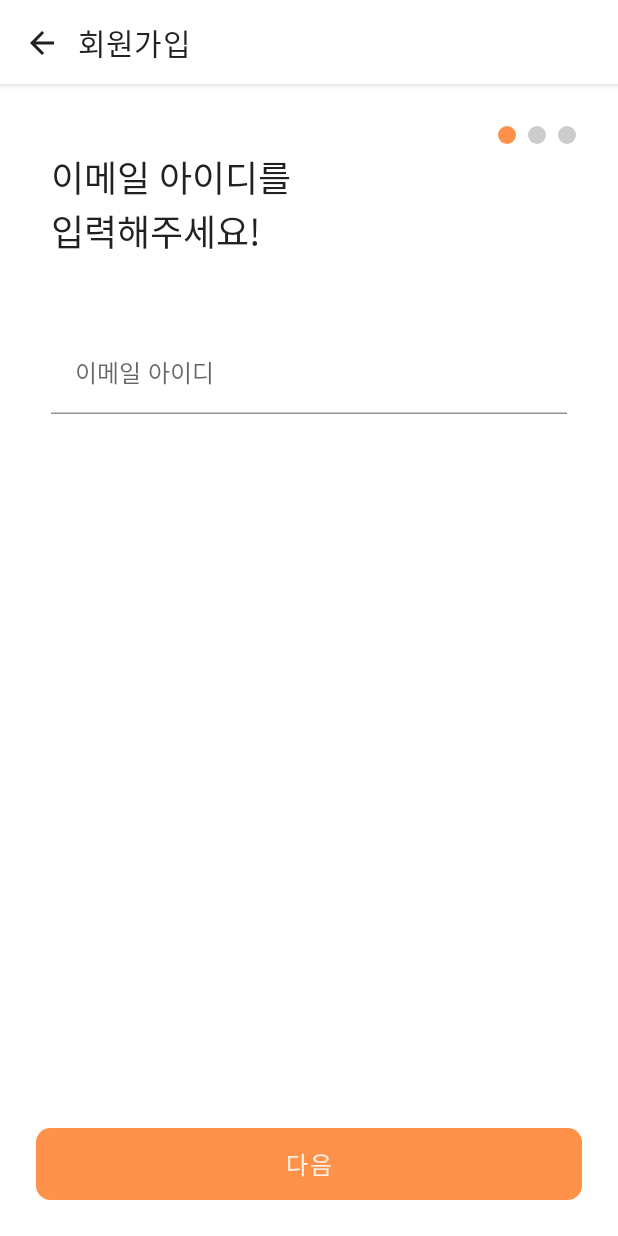
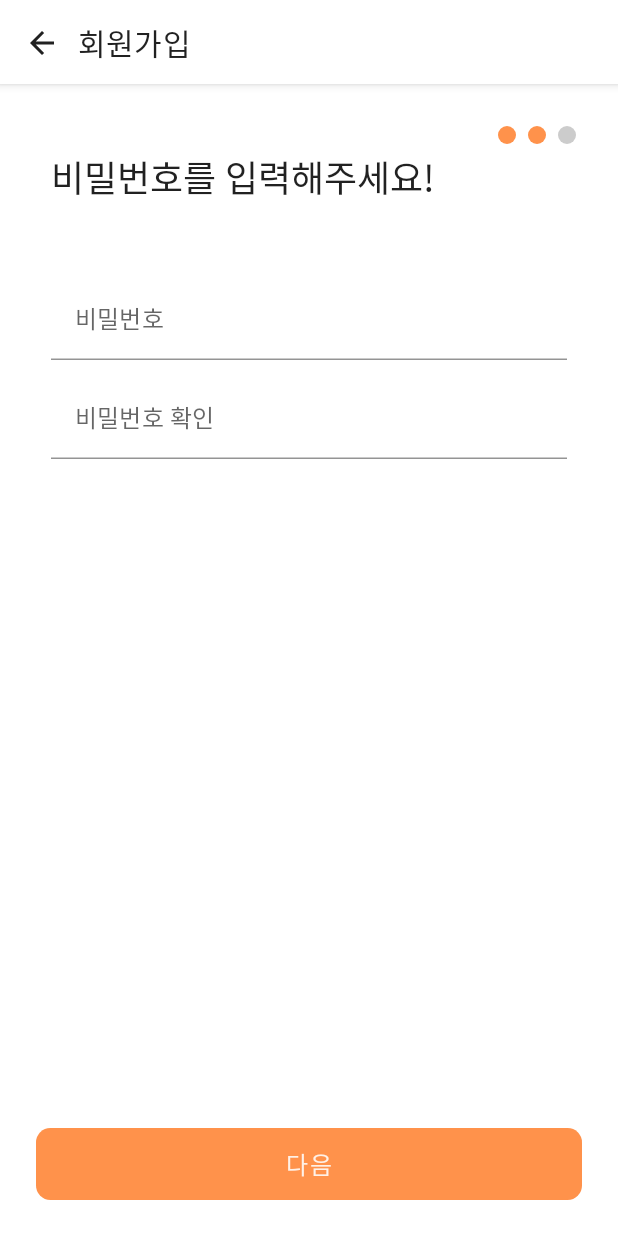
Before and after one commit to 6Android/OurHome, an Android app built with Jetpack Compose: the JoinEmailScreen screen opened through its navigation route, after a tap on "다음", on a phone screen of 412 x 824 dp. Run offline under Robolectric (Android 15) with nearby library versions, the phone set to English and light mode, and no system bars; Roboto replaces fonts that are not available here.

Commit message:
feat : 회원 가입 비밀번호 스크린 구현 (S07P31D203-148)

```diff
--- a/OurHome/presentation/build.gradle
+++ b/OurHome/presentation/build.gradle
@@ -78,4 +78,7 @@ dependencies {
 
     // Coil
     implementation("io.coil-kt:coil-compose:2.2.2")
+
+    //material icons - use with caution!
+    implementation "androidx.compose.material:material-icons-extended:$compose_ui_version"
 }
--- a/OurHome/presentation/src/main/java/com/ssafy/ourhome/components/EditText.kt
+++ b/OurHome/presentation/src/main/java/com/ssafy/ourhome/components/EditText.kt
@@ -7,8 +7,8 @@ import androidx.compose.foundation.text.KeyboardActions
 import androidx.compose.foundation.text.KeyboardOptions
 import androidx.compose.material.*
 import androidx.compose.material.icons.Icons
-import androidx.compose.material.icons.filled.Close
-import androidx.compose.material.icons.filled.ThumbUp
+import androidx.compose.material.icons.filled.Visibility
+import androidx.compose.material.icons.filled.VisibilityOff
 import androidx.compose.runtime.Composable
 import androidx.compose.runtime.MutableState
 import androidx.compose.runtime.mutableStateOf
@@ -95,13 +95,16 @@ fun PasswordInput(
     passwordState: MutableState<String>,
     labelId: String,
     enabled: Boolean,
-    passwordVisibility: MutableState<Boolean>,
+    passwordVisibility: MutableState<Boolean>? = null,
     imeAction: ImeAction = ImeAction.Done,
     onAction: KeyboardActions = KeyboardActions.Default,
 ) {
 
-    val visualTransformation = if (passwordVisibility.value) VisualTransformation.None else
-        PasswordVisualTransformation()
+    val visualTransformation = passwordVisibility?.let {
+        if (it.value) VisualTransformation.None else
+            PasswordVisualTransformation()
+    } ?: PasswordVisualTransformation()
+
     TextField(
         value = passwordState.value,
         onValueChange = {
@@ -119,7 +122,11 @@ fun PasswordInput(
             imeAction = imeAction
         ),
         visualTransformation = visualTransformation,
-        trailingIcon = { PasswordVisibility(passwordVisibility = passwordVisibility) },
+        trailingIcon = {
+            passwordVisibility?.let {
+                PasswordVisibility(passwordVisibility = it)
+            }
+        },
         keyboardActions = onAction,
         colors = TextFieldDefaults.textFieldColors(
             backgroundColor = Color.Transparent
@@ -134,8 +141,9 @@ fun PasswordVisibility(passwordVisibility: MutableState<Boolean>) {
     IconButton(
         onClick = { passwordVisibility.value = !visible }) {
         Icon(
-            imageVector = Icons.Default.ThumbUp, contentDescription = "",
-            tint = Color.Black
+            imageVector = if (visible) Icons.Default.VisibilityOff else Icons.Default.Visibility,
+            contentDescription = "",
+            tint = Color.Gray
         )
     }
 }
--- a/OurHome/presentation/src/main/java/com/ssafy/ourhome/navigation/OurHomeNavGraph.kt
+++ b/OurHome/presentation/src/main/java/com/ssafy/ourhome/navigation/OurHomeNavGraph.kt
@@ -9,6 +9,7 @@ import com.ssafy.ourhome.screens.album.AlbumScreen
 import com.ssafy.ourhome.screens.home.HomeScreen
 import com.ssafy.ourhome.screens.login.LoginScreen
 import com.ssafy.ourhome.screens.login.join.JoinEmailScreen
+import com.ssafy.ourhome.screens.login.join.JoinPasswordScreen
 import com.ssafy.ourhome.screens.mypage.MyPageScreen
 import com.ssafy.ourhome.screens.question.QuestionScreen
 
@@ -44,5 +45,9 @@ fun OurHomeNavGraph(navController: NavHostController) {
             JoinEmailScreen(navController = navController)
         }
 
+        composable(OurHomeScreens.JoinPasswordScreen.name) {
+            JoinPasswordScreen(navController = navController)
+        }
+
     }
 }
--- a/OurHome/presentation/src/main/java/com/ssafy/ourhome/navigation/OurHomeScreens.kt
+++ b/OurHome/presentation/src/main/java/com/ssafy/ourhome/navigation/OurHomeScreens.kt
@@ -6,13 +6,15 @@ enum class OurHomeScreens {
 
     NextScreen,
     LoginScreen,
-    JoinEmailScreen;
+    JoinEmailScreen,
+    JoinPasswordScreen;
 
     companion object {
         fun fromRoute(route: String?): OurHomeScreens = when (route?.substringBefore("/")) {
             NextScreen.name -> NextScreen
             LoginScreen.name -> LoginScreen
             JoinEmailScreen.name -> JoinEmailScreen
+            JoinPasswordScreen.name -> JoinPasswordScreen
 
             else -> throw IllegalStateException("Route $route is not recognized")
         }
--- a/OurHome/presentation/src/main/java/com/ssafy/ourhome/screens/login/LoginScreen.kt
+++ b/OurHome/presentation/src/main/java/com/ssafy/ourhome/screens/login/LoginScreen.kt
@@ -5,11 +5,13 @@ import androidx.compose.foundation.clickable
 import androidx.compose.foundation.layout.*
 import androidx.compose.foundation.rememberScrollState
 import androidx.compose.foundation.shape.CircleShape
+import androidx.compose.foundation.text.KeyboardActions
 import androidx.compose.foundation.verticalScroll
 import androidx.compose.material.MaterialTheme
 import androidx.compose.material.Surface
 import androidx.compose.material.Text
 import androidx.compose.runtime.Composable
+import androidx.compose.runtime.MutableState
 import androidx.compose.runtime.mutableStateOf
 import androidx.compose.runtime.remember
 import androidx.compose.ui.Alignment
@@ -24,8 +26,9 @@ import androidx.compose.ui.tooling.preview.Preview
 import androidx.compose.ui.unit.dp
 import androidx.navigation.NavController
 import com.ssafy.ourhome.R
+import com.ssafy.ourhome.components.EmailInput
+import com.ssafy.ourhome.components.PasswordInput
 import com.ssafy.ourhome.components.RoundedButton
-import com.ssafy.ourhome.components.TextInput
 import com.ssafy.ourhome.navigation.BottomNavItem
 import com.ssafy.ourhome.navigation.OurHomeScreens
 
@@ -38,6 +41,9 @@ fun LoginScreen(navController: NavController = NavController(LocalContext.curren
     var passwordState = remember {
         mutableStateOf("")
     }
+    val passWordVisibility = remember {
+        mutableStateOf(false)
+    }
     val scrollState = rememberScrollState()
 
     Surface(modifier = Modifier.fillMaxSize()) {
@@ -48,6 +54,114 @@ fun LoginScreen(navController: NavController = NavController(LocalContext.curren
             verticalArrangement = Arrangement.Top,
             horizontalAlignment = Alignment.CenterHorizontally
         ) {
+            /** 우리집 로고, 타이틀 */
+            Logo()
+
+            /** 로그인 */
+            Login(idState, passwordState, passWordVisibility) {
+                navController.navigate(BottomNavItem.Home.screenRoute)
+            }
+
+            /** 회원가입 */
+            Join {
+                navController.navigate(OurHomeScreens.JoinEmailScreen.name)
+            }
+
+            /** 소셜 로그인 버튼 */
+            SocialLogin {
+                // todo: 닉네임 화면으로 이동
+            }
+        }
+    }
+}
+
+/** 소셜 로그인 버튼 */
+// todo: 뷰모델 인자로 받기
+@Composable
+private fun SocialLogin(onDone: () -> Unit) {
+    Row(
+        modifier = Modifier.fillMaxWidth(),
+        verticalAlignment = Alignment.CenterVertically,
+        horizontalArrangement = Arrangement.SpaceEvenly
+    ) {
+        SocialLoginButton(
+            painterResource =
+            painterResource(id = R.drawable.ic_google)
+        ) {
+            // todo: 구글 로그인
+            onDone()
+        }
+        SocialLoginButton(
+            painterResource =
+            painterResource(id = R.drawable.ic_facebook)
+        ) {
+            // todo: 페이스북 로그인
+            onDone()
+        }
+        SocialLoginButton(
+            painterResource =
+            painterResource(id = R.drawable.ic_twiter)
+        ) {
+            // todo: 트위터 로그인
+            onDone()
+        }
+    }
+}
+
+@Composable
+private fun Join(onClick: () -> Unit) {
+    Text(
+        modifier = Modifier
+            .clickable {
+                // todo: 회원가입 클릭
+                onClick()
+            }
+            .padding(8.dp),
+        text = "회원가입",
+        style = MaterialTheme.typography.body2,
+        color = Color.Gray
+    )
+    Spacer(modifier = Modifier.height(48.dp))
+}
+
+@Composable
+private fun Login(
+    idState: MutableState<String>,
+    passwordState: MutableState<String>,
+    passWordVisibility: MutableState<Boolean>,
+    onClick: () -> Unit
+) {
+    Text(
+        modifier = Modifier
+            .fillMaxWidth()
+            .padding(start = 10.dp),
+        text = "로그인",
+        style = MaterialTheme.typography.h5
+    )
+    EmailInput(emailState = idState, labelId = "아이디", enabled = true)
+    PasswordInput(
+        passwordState = passwordState,
+        labelId = "비밀번호",
+        enabled = true,
+        passwordVisibility = passWordVisibility,
+        onAction = KeyboardActions(onDone = { onClick() })
+    )
+    Spacer(modifier = Modifier.height(16.dp))
+    RoundedButton(
+        modifier = Modifier
+            .fillMaxWidth(0.95f)
+            .height(48.dp), label = "로그인"
+    ) {
+        // todo: 로그인 클릭
+        onClick()
+
+    }
+    Spacer(modifier = Modifier.height(8.dp))
+}
+
+/** 우리집 로고, 타이틀 */
+@Composable
+private fun Logo() {
     Spacer(modifier = Modifier.height(48.dp))
     Image(
         modifier = Modifier.size(104.dp),
@@ -61,66 +175,9 @@ fun LoginScreen(navController: NavController = NavController(LocalContext.curren
         style = MaterialTheme.typography.h6
     )
     Spacer(modifier = Modifier.height(32.dp))
-            Text(
-                modifier = Modifier
-                    .fillMaxWidth()
-                    .padding(start = 10.dp),
-                text = "로그인",
-                style = MaterialTheme.typography.h5
-            )
-            TextInput(valueState = idState, labelId = "아이디", enabled = true)
-            TextInput(valueState = passwordState, labelId = "비밀번호", enabled = true)
-            Spacer(modifier = Modifier.height(16.dp))
-            RoundedButton(
-                modifier = Modifier
-                    .fillMaxWidth(0.95f)
-                    .height(48.dp), label = "로그인"
-            ) {
-                // todo: 로그인 클릭
-                navController.navigate(BottomNavItem.Home.screenRoute)
-            }
-            Spacer(modifier = Modifier.height(8.dp))
-            Text(
-                modifier = Modifier
-                    .clickable {
-                        // todo: 회원가입 클릭
-                        navController.navigate(OurHomeScreens.JoinEmailScreen.name)
-                    }
-                    .padding(8.dp),
-                text = "회원가입",
-                style = MaterialTheme.typography.body2,
-                color = Color.Gray
-            )
-            Spacer(modifier = Modifier.height(48.dp))
-            Row(
-                modifier = Modifier.fillMaxWidth(),
-                verticalAlignment = Alignment.CenterVertically,
-                horizontalArrangement = Arrangement.SpaceEvenly
-            ) {
-                SocialLoginButton(
-                    painterResource =
-                    painterResource(id = R.drawable.ic_google)
-                ) {
-                    // todo: 구글 로그인
-                }
-                SocialLoginButton(
-                    painterResource =
-                    painterResource(id = R.drawable.ic_facebook)
-                ) {
-                    // todo: 페이스북 로그인
-                }
-                SocialLoginButton(
-                    painterResource =
-                    painterResource(id = R.drawable.ic_twiter)
-                ) {
-                    // todo: 트위터 로그인
-                }
 }
 
-        }
-    }
-}
-
+/** 소셜 로그인 버튼 */
 @Composable
 fun SocialLoginButton(
     modifier: Modifier = Modifier,
--- /dev/null
+++ b/OurHome/presentation/src/main/java/com/ssafy/ourhome/screens/login/join/JoinComponent.kt
@@ -0,0 +1,52 @@
+package com.ssafy.ourhome.screens.login.join
+
+import androidx.compose.foundation.background
+import androidx.compose.foundation.layout.*
+import androidx.compose.foundation.shape.CircleShape
+import androidx.compose.runtime.Composable
+import androidx.compose.ui.Alignment
+import androidx.compose.ui.Modifier
+import androidx.compose.ui.graphics.Color
+import androidx.compose.ui.unit.dp
+import com.ssafy.ourhome.components.RoundedButton
+import com.ssafy.ourhome.ui.theme.MainColor
+
+/** 다음 버튼 */
+@Composable
+fun NextButton(title: String, onClick: () -> Unit) {
+    /** 다음 버튼 */
+    Box(modifier = Modifier.padding(24.dp), contentAlignment = Alignment.BottomCenter) {
+        RoundedButton(
+            modifier = Modifier
+                .fillMaxWidth()
+                .height(48.dp), label = title,
+            onClick = onClick
+        )
+    }
+}
+
+/** 인디케이터들 */
+@Composable
+fun JoinIndicator(step: Int) {
+    Row(
+        modifier = Modifier.fillMaxWidth(),
+        horizontalArrangement = Arrangement.End
+    ) {
+        for (i in 1..3) {
+            if (i <= step) Indicator(MainColor)
+            else Indicator()
+        }
+    }
+}
+
+/** 인디케이터 */
+@Composable
+private fun Indicator(color: Color = Color.LightGray) {
+    Box(
+        Modifier
+            .padding(4.dp)
+            .background(color = color, shape = CircleShape)
+            .size(12.dp)
+    ) {
+    }
+}
--- a/OurHome/presentation/src/main/java/com/ssafy/ourhome/screens/login/join/JoinEmailScreen.kt
+++ b/OurHome/presentation/src/main/java/com/ssafy/ourhome/screens/login/join/JoinEmailScreen.kt
@@ -1,24 +1,20 @@
 package com.ssafy.ourhome.screens.login.join
 
-import androidx.compose.foundation.background
 import androidx.compose.foundation.layout.*
-import androidx.compose.foundation.shape.CircleShape
+import androidx.compose.foundation.text.KeyboardActions
 import androidx.compose.material.MaterialTheme
 import androidx.compose.material.Surface
 import androidx.compose.material.Text
 import androidx.compose.runtime.Composable
 import androidx.compose.runtime.mutableStateOf
 import androidx.compose.runtime.remember
-import androidx.compose.ui.Alignment
 import androidx.compose.ui.Modifier
-import androidx.compose.ui.graphics.Color
 import androidx.compose.ui.platform.LocalContext
 import androidx.compose.ui.unit.dp
 import androidx.navigation.NavController
+import com.ssafy.ourhome.components.EmailInput
 import com.ssafy.ourhome.components.MainAppBar
-import com.ssafy.ourhome.components.RoundedButton
-import com.ssafy.ourhome.components.TextInput
-import com.ssafy.ourhome.ui.theme.MainColor
+import com.ssafy.ourhome.navigation.OurHomeScreens
 
 @Composable
 fun JoinEmailScreen(navController: NavController = NavController(LocalContext.current)) {
@@ -50,45 +46,25 @@ fun JoinEmailScreen(navController: NavController = NavController(LocalContext.cu
                 Spacer(modifier = Modifier.height(48.dp))
 
                 /** 아이디 입력창 */
-                TextInput(valueState = idState, labelId = "이메일 아이디", enabled = true)
+                EmailInput(
+                    emailState = idState,
+                    labelId = "이메일 아이디",
+                    enabled = true,
+                    onAction = KeyboardActions(onNext = {
+                        // todo: 다음 버튼
+                        navigateToPasswordScreen(navController)
+                    })
+                )
             }
         }
-
         /** 다음 버튼 */
-        Box(modifier = Modifier.padding(24.dp), contentAlignment = Alignment.BottomCenter) {
-            RoundedButton(
-                modifier = Modifier
-                    .fillMaxWidth()
-                    .height(48.dp), label = "다음"
-            ) {
-                // todo: 다음 버튼 클릭
-            }
+        NextButton("다음") {
+            // todo: 다음 버튼
+            navigateToPasswordScreen(navController)
         }
     }
 }
 
-/** 인디케이터들 */
-@Composable
-fun JoinIndicator(step: Int) {
-    Row(
-        modifier = Modifier.fillMaxWidth(),
-        horizontalArrangement = Arrangement.End
-    ) {
-        for (i in 1..3) {
-            if (i <= step) Indicator(MainColor)
-            else Indicator()
-        }
-    }
+fun navigateToPasswordScreen(navController: NavController) {
+    navController.navigate(OurHomeScreens.JoinPasswordScreen.name)
 }
-
-/** 인디케이터 */
-@Composable
-private fun Indicator(color: Color = Color.LightGray) {
-    Box(
-        Modifier
-            .padding(4.dp)
-            .background(color = color, shape = CircleShape)
-            .size(12.dp)
-    ) {
-    }
-}
--- a/OurHome/presentation/src/main/java/com/ssafy/ourhome/screens/login/join/JoinPasswordScreen.kt
+++ b/OurHome/presentation/src/main/java/com/ssafy/ourhome/screens/login/join/JoinPasswordScreen.kt
@@ -1 +1,68 @@
 package com.ssafy.ourhome.screens.login.join
+
+import androidx.compose.foundation.layout.*
+import androidx.compose.foundation.text.KeyboardActions
+import androidx.compose.material.MaterialTheme
+import androidx.compose.material.Surface
+import androidx.compose.material.Text
+import androidx.compose.runtime.Composable
+import androidx.compose.runtime.mutableStateOf
+import androidx.compose.runtime.remember
+import androidx.compose.ui.Modifier
+import androidx.compose.ui.platform.LocalContext
+import androidx.compose.ui.text.input.ImeAction
+import androidx.compose.ui.unit.dp
+import androidx.navigation.NavController
+import com.ssafy.ourhome.components.MainAppBar
+import com.ssafy.ourhome.components.PasswordInput
+
+
+@Composable
+fun JoinPasswordScreen(navController: NavController = NavController(LocalContext.current)) {
+
+    val passwordState = remember {
+        mutableStateOf("")
+    }
+    val passwordConfirmState = remember {
+        mutableStateOf("")
+    }
+
+    Surface(modifier = Modifier.fillMaxSize()) {
+        Column(modifier = Modifier.fillMaxHeight()) {
+
+            /** 툴바 */
+            MainAppBar(title = "회원가입", onBackClick = { navController.popBackStack() })
+
+            Spacer(modifier = Modifier.height(24.dp))
+
+            Column(modifier = Modifier.padding(horizontal = 24.dp)) {
+
+                /** 인디케이터 */
+                JoinIndicator(step = 2)
+
+                /** 헤더 */
+                Text(
+                    modifier = Modifier.padding(start = 10.dp),
+                    text = "비밀번호를 입력해주세요!",
+                    style = MaterialTheme.typography.h5
+                )
+
+                Spacer(modifier = Modifier.height(48.dp))
+
+                /** 비밀번호 입력창 */
+                PasswordInput(passwordState = passwordState, labelId = "비밀번호", enabled = true, imeAction = ImeAction.Next)
+
+                /** 비밀번호 확인창 */
+                PasswordInput(passwordState = passwordConfirmState, labelId = "비밀번호 확인", enabled = true, imeAction = ImeAction.Next, onAction = KeyboardActions(onNext = {
+                    // todo: 다음 버튼
+                }))
+            }
+        }
+
+        /** 다음 버튼 */
+        NextButton(title = "다음") {
+            // todo: 다음 버튼
+
+        }
+    }
+}
```
Lines whose indentation alone changed are shown as unchanged.
